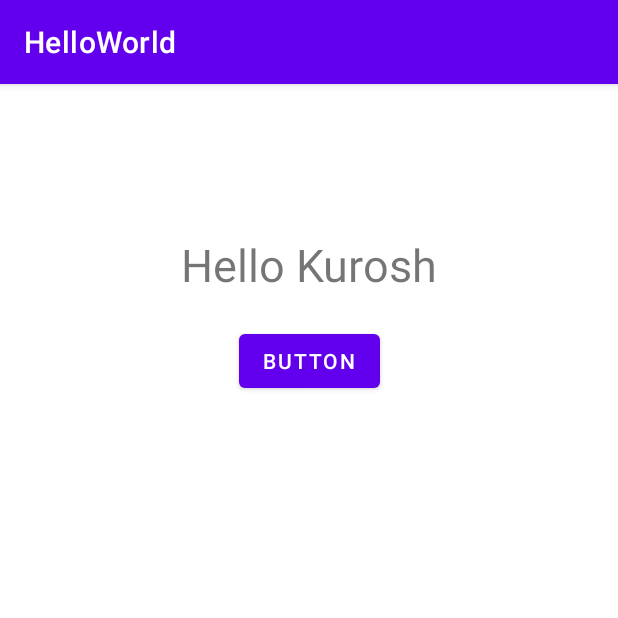
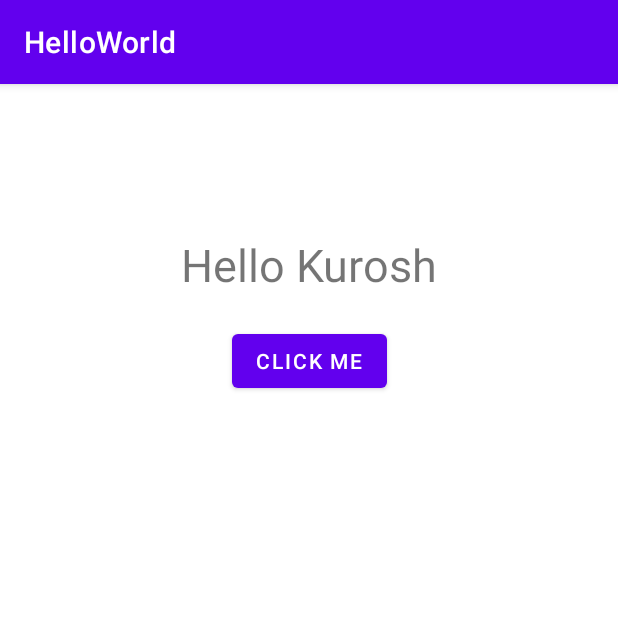
Before and after one commit to kurosh97/CounterAppKotlin, an Android app: the screen it shows after launch (MainActivity), on a phone screen of 412 x 824 dp, the top half of it. Run offline under Robolectric (Android 15) with nearby library versions, the phone set to English and light mode, and no system bars.

Commit message:
got reference to button & set on-Click listener

```diff
--- a/app/src/main/java/com/example/helloworld/MainActivity.kt
+++ b/app/src/main/java/com/example/helloworld/MainActivity.kt
@@ -2,10 +2,22 @@ package com.example.helloworld
 
 import androidx.appcompat.app.AppCompatActivity
 import android.os.Bundle
+import android.widget.Button
+import android.widget.TextView
+import android.widget.Toast
 
 class MainActivity : AppCompatActivity() {
     override fun onCreate(savedInstanceState: Bundle?) {
         super.onCreate(savedInstanceState)
         setContentView(R.layout.activity_main)
+
+        val myBtn = findViewById(R.id.button) as Button
+        val myTextView = findViewById(R.id.textView) as TextView
+
+        myBtn.setOnClickListener {
+            myTextView.text = "Hello mate"
+            Toast.makeText(this@MainActivity, "You clicked me", Toast.LENGTH_SHORT).show()
+        }
+
     }
 }
--- a/app/src/main/res/layout/activity_main.xml
+++ b/app/src/main/res/layout/activity_main.xml
@@ -26,7 +26,7 @@
         android:layout_marginTop="20dp"
         android:layout_marginEnd="159dp"
         android:layout_marginRight="159dp"
-        android:text="Button"
+        android:text="Click Me"
         app:layout_constraintEnd_toEndOf="parent"
         app:layout_constraintStart_toStartOf="parent"
         app:layout_constraintTop_toBottomOf="@+id/textView" />
```
